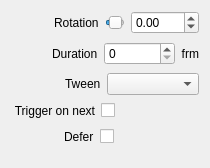
Qt form src/Widgets/Inspector/InspectorRotationWidget.ui (CasparCG/client) before a commit.
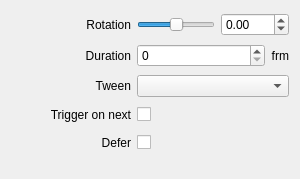
The same form after that commit.

Commit message: Simplify layout of inspector widgets

Patch:
```diff
--- a/src/Widgets/Inspector/InspectorRotationWidget.ui
+++ b/src/Widgets/Inspector/InspectorRotationWidget.ui
@@ -6,8 +6,8 @@
    <rect>
     <x>0</x>
     <y>0</y>
-    <width>210</width>
-    <height>168</height>
+    <width>300</width>
+    <height>179</height>
    </rect>
   </property>
   <property name="sizePolicy">
@@ -16,32 +16,110 @@
     <verstretch>0</verstretch>
    </sizepolicy>
   </property>
-  <layout class="QVBoxLayout" name="verticalLayout">
-   <item>
+  <layout class="QGridLayout" name="gridLayout">
+   <property name="bottomMargin">
+    <number>20</number>
+   </property>
+   <item row="1" column="1">
+    <widget class="QSpinBox" name="spinBoxTransitionDuration">
+     <property name="sizePolicy">
+      <sizepolicy hsizetype="Expanding" vsizetype="Fixed">
+       <horstretch>0</horstretch>
+       <verstretch>0</verstretch>
+      </sizepolicy>
+     </property>
+     <property name="maximum">
+      <number>999</number>
+     </property>
+    </widget>
+   </item>
+   <item row="3" column="0">
+    <widget class="QLabel" name="labelTriggerOnNext">
+     <property name="minimumSize">
+      <size>
+       <width>120</width>
+       <height>0</height>
+      </size>
+     </property>
+     <property name="text">
+      <string>Trigger on next</string>
+     </property>
+     <property name="alignment">
+      <set>Qt::AlignRight|Qt::AlignTrailing|Qt::AlignVCenter</set>
+     </property>
+    </widget>
+   </item>
+   <item row="2" column="1" colspan="2">
+    <widget class="QComboBox" name="comboBoxTween">
+     <property name="sizePolicy">
+      <sizepolicy hsizetype="Expanding" vsizetype="Fixed">
+       <horstretch>0</horstretch>
+       <verstretch>0</verstretch>
+      </sizepolicy>
+     </property>
+    </widget>
+   </item>
+   <item row="4" column="1" colspan="2">
+    <layout class="QHBoxLayout" name="horizontalLayoutDefer">
+     <item>
+      <widget class="QCheckBox" name="checkBoxDefer">
+       <property name="layoutDirection">
+        <enum>Qt::RightToLeft</enum>
+       </property>
+       <property name="text">
+        <string/>
+       </property>
+      </widget>
+     </item>
+     <item>
+      <spacer name="horizontalSpacerDefer2">
+       <property name="orientation">
+        <enum>Qt::Horizontal</enum>
+       </property>
+       <property name="sizeHint" stdset="0">
+        <size>
+         <width>40</width>
+         <height>20</height>
+        </size>
+       </property>
+      </spacer>
+     </item>
+    </layout>
+   </item>
+   <item row="4" column="0">
+    <widget class="QLabel" name="labelDefer">
+     <property name="minimumSize">
+      <size>
+       <width>120</width>
+       <height>0</height>
+      </size>
+     </property>
+     <property name="text">
+      <string>Defer</string>
+     </property>
+     <property name="alignment">
+      <set>Qt::AlignRight|Qt::AlignTrailing|Qt::AlignVCenter</set>
+     </property>
+    </widget>
+   </item>
+   <item row="2" column="0">
+    <widget class="QLabel" name="labelTween">
+     <property name="minimumSize">
+      <size>
+       <width>120</width>
+       <height>0</height>
+      </size>
+     </property>
+     <property name="text">
+      <string>Tween</string>
+     </property>
+     <property name="alignment">
+      <set>Qt::AlignRight|Qt::AlignTrailing|Qt::AlignVCenter</set>
+     </property>
+    </widget>
+   </item>
+   <item row="0" column="1" colspan="2">
     <layout class="QHBoxLayout" name="horizontalLayoutRotation">
-     <item>
-      <spacer name="horizontalSpacerRotation">
-       <property name="orientation">
-        <enum>Qt::Horizontal</enum>
-       </property>
-       <property name="sizeType">
-        <enum>QSizePolicy::Fixed</enum>
-       </property>
-       <property name="sizeHint" stdset="0">
-        <size>
-         <width>43</width>
-         <height>20</height>
-        </size>
-       </property>
-      </spacer>
-     </item>
-     <item>
-      <widget class="QLabel" name="labelRotation">
-       <property name="text">
-        <string>Rotation</string>
-       </property>
-      </widget>
-     </item>
      <item>
       <widget class="QSlider" name="sliderRotation">
        <property name="minimum">
@@ -73,121 +151,8 @@
      </item>
     </layout>
    </item>
-   <item>
-    <layout class="QHBoxLayout" name="horizontalLayoutTransitionDuration">
-     <item>
-      <spacer name="horizontalSpacerTransitionDuration">
-       <property name="orientation">
-        <enum>Qt::Horizontal</enum>
-       </property>
-       <property name="sizeType">
-        <enum>QSizePolicy::Fixed</enum>
-       </property>
-       <property name="sizeHint" stdset="0">
-        <size>
-         <width>41</width>
-         <height>20</height>
-        </size>
-       </property>
-      </spacer>
-     </item>
-     <item>
-      <widget class="QLabel" name="labelTransitionDuration">
-       <property name="text">
-        <string>Duration</string>
-       </property>
-      </widget>
-     </item>
-     <item>
-      <widget class="QSpinBox" name="spinBoxTransitionDuration">
-       <property name="sizePolicy">
-        <sizepolicy hsizetype="Expanding" vsizetype="Fixed">
-         <horstretch>0</horstretch>
-         <verstretch>0</verstretch>
-        </sizepolicy>
-       </property>
-       <property name="maximum">
-        <number>999</number>
-       </property>
-      </widget>
-     </item>
-     <item>
-      <widget class="QLabel" name="labelFrm1">
-       <property name="text">
-        <string>frm</string>
-       </property>
-       <property name="alignment">
-        <set>Qt::AlignRight|Qt::AlignTrailing|Qt::AlignVCenter</set>
-       </property>
-      </widget>
-     </item>
-    </layout>
-   </item>
-   <item>
-    <layout class="QHBoxLayout" name="horizontalLayoutTween">
-     <item>
-      <spacer name="horizontalSpacerTween">
-       <property name="orientation">
-        <enum>Qt::Horizontal</enum>
-       </property>
-       <property name="sizeType">
-        <enum>QSizePolicy::Fixed</enum>
-       </property>
-       <property name="sizeHint" stdset="0">
-        <size>
-         <width>54</width>
-         <height>20</height>
-        </size>
-       </property>
-      </spacer>
-     </item>
-     <item>
-      <widget class="QLabel" name="labelTween">
-       <property name="text">
-        <string>Tween</string>
-       </property>
-      </widget>
-     </item>
-     <item>
-      <widget class="QComboBox" name="comboBoxTween">
-       <property name="sizePolicy">
-        <sizepolicy hsizetype="Expanding" vsizetype="Fixed">
-         <horstretch>0</horstretch>
-         <verstretch>0</verstretch>
-        </sizepolicy>
-       </property>
-      </widget>
-     </item>
-    </layout>
-   </item>
-   <item>
+   <item row="3" column="1" colspan="2">
     <layout class="QHBoxLayout" name="horizontalLayoutTriggerOnNext">
-     <item>
-      <spacer name="horizontalSpacerTriggerOnNext1">
-       <property name="orientation">
-        <enum>Qt::Horizontal</enum>
-       </property>
-       <property name="sizeType">
-        <enum>QSizePolicy::Fixed</enum>
-       </property>
-       <property name="sizeHint" stdset="0">
-        <size>
-         <width>2</width>
-         <height>20</height>
-        </size>
-       </property>
-      </spacer>
-     </item>
-     <item>
-      <widget class="QLabel" name="labelTriggerOnNext">
-       <property name="text">
-        <string>Trigger on next</string>
-       </property>
-       <property name="alignment">
-        <set>Qt::AlignRight|Qt::AlignTrailing|Qt::AlignVCenter</set>
-       </property>
-      </widget>
-     </item>
      <item>
       <widget class="QCheckBox" name="checkBoxTriggerOnNext">
        <property name="layoutDirection">
@@ -213,71 +178,47 @@
      </item>
     </layout>
    </item>
-   <item>
-    <layout class="QHBoxLayout" name="horizontalLayoutDefer">
-     <item>
-      <spacer name="horizontalSpacerDefer1">
-       <property name="orientation">
-        <enum>Qt::Horizontal</enum>
-       </property>
-       <property name="sizeType">
-        <enum>QSizePolicy::Fixed</enum>
-       </property>
-       <property name="sizeHint" stdset="0">
-        <size>
-         <width>53</width>
-         <height>20</height>
-        </size>
-       </property>
-      </spacer>
-     </item>
-     <item>
-      <widget class="QLabel" name="labelDefer">
-       <property name="text">
-        <string>Defer</string>
-       </property>
-      </widget>
-     </item>
-     <item>
-      <widget class="QCheckBox" name="checkBoxDefer">
-       <property name="layoutDirection">
-        <enum>Qt::RightToLeft</enum>
-       </property>
-       <property name="text">
-        <string/>
-       </property>
-      </widget>
-     </item>
-     <item>
-      <spacer name="horizontalSpacerDefer2">
-       <property name="orientation">
-        <enum>Qt::Horizontal</enum>
-       </property>
-       <property name="sizeHint" stdset="0">
-        <size>
-         <width>40</width>
-         <height>20</height>
-        </size>
-       </property>
-      </spacer>
-     </item>
-    </layout>
+   <item row="1" column="2">
+    <widget class="QLabel" name="labelFrm1">
+     <property name="text">
+      <string>frm</string>
+     </property>
+     <property name="alignment">
+      <set>Qt::AlignRight|Qt::AlignTrailing|Qt::AlignVCenter</set>
+     </property>
+    </widget>
    </item>
-   <item>
-    <spacer name="verticalSpacerRotation">
-     <property name="orientation">
-      <enum>Qt::Vertical</enum>
+   <item row="0" column="0">
+    <widget class="QLabel" name="labelRotation">
+     <property name="minimumSize">
+      <size>
+       <width>120</width>
+       <height>0</height>
+      </size>
      </property>
-     <property name="sizeType">
-      <enum>QSizePolicy::Fixed</enum>
+     <property name="text">
+      <string>Rotation</string>
      </property>
-     <property name="sizeHint" stdset="0">
+     <property name="alignment">
+      <set>Qt::AlignRight|Qt::AlignTrailing|Qt::AlignVCenter</set>
+     </property>
+    </widget>
+   </item>
+   <item row="1" column="0">
+    <widget class="QLabel" name="labelTransitionDuration">
+     <property name="minimumSize">
       <size>
-       <width>20</width>
-       <height>10</height>
+       <width>120</width>
+       <height>0</height>
       </size>
      </property>
-    </spacer>
+     <property name="text">
+      <string>Duration</string>
+     </property>
+     <property name="alignment">
+      <set>Qt::AlignRight|Qt::AlignTrailing|Qt::AlignVCenter</set>
+     </property>
+    </widget>
    </item>
   </layout>
  </widget>
```
Left out of the diff: 8 changed lines with no effect on the pictures. The commit also changes 58 other files.
